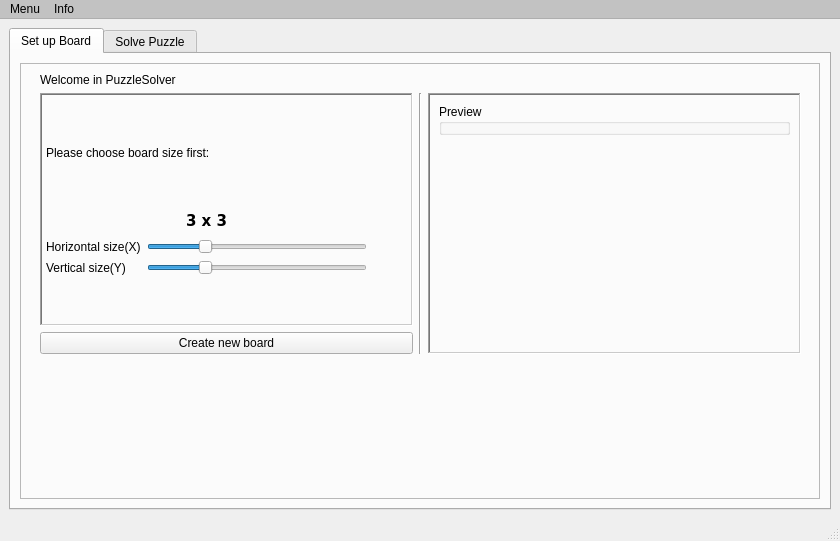
Old version of the form gui/puzzlesolverstartscreen.ui in the repository mkrakiewicz/PuzzleSolver.
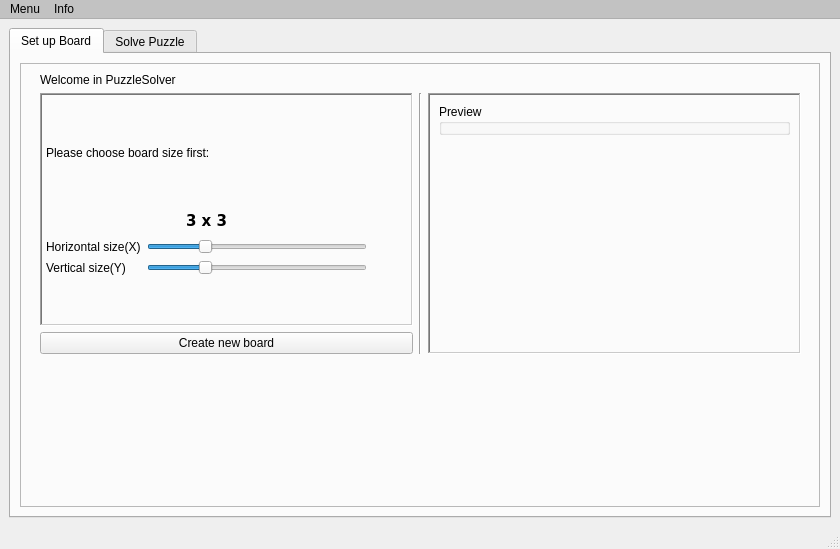
New version of the form. The open tabs and pages were chosen to show the change.

The edit to the form file:
```diff
--- a/gui/puzzlesolverstartscreen.ui
+++ b/gui/puzzlesolverstartscreen.ui
@@ -7,7 +7,7 @@
     <x>0</x>
     <y>0</y>
     <width>840</width>
-    <height>541</height>
+    <height>549</height>
    </rect>
   </property>
   <property name="sizePolicy">
```
Left out of the diff: 3 changed lines with no effect on the pictures.
